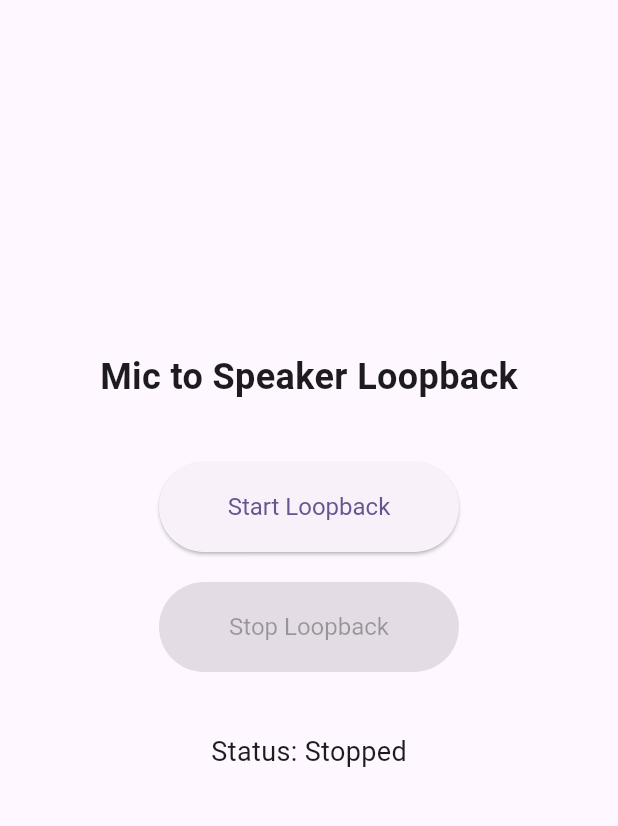
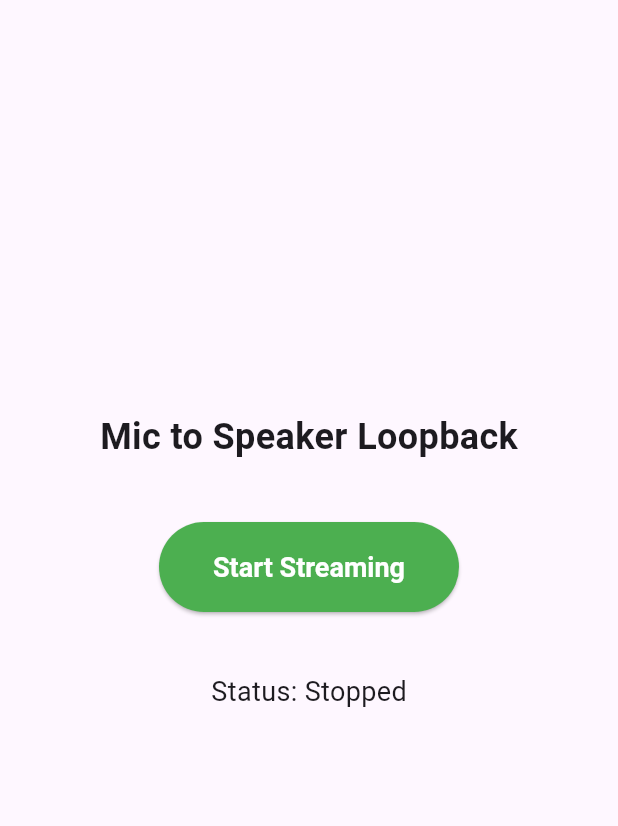
Before and after one commit to HelmyIsMad/phonemic, a Flutter app: the screen it shows after launch, on a phone screen of 412 x 824 dp, the part 84-910 px from its top. Run offline on Flutter 3.47's test engine with Material 3 defaults, Android fonts, the phone set to English and light mode, and no system bars; our stand-ins replace permission_handler.

Commit message:
5 - Added toggle button for streaming audio on/off with color changes

```diff
--- a/mic_loopback_app/lib/main.dart
+++ b/mic_loopback_app/lib/main.dart
@@ -54,40 +54,33 @@ class _MicLoopbackPageState extends State<MicLoopbackPage> {
     }
   }
 
-  Future<void> _startLoopback() async {
+  Future<void> _toggleLoopback() async {
     if (!_isPermissionGranted) {
       await _checkPermission();
       if (!_isPermissionGranted) return;
     }
 
-    if (_isLoopbackActive) return;
+    try {
+      if (_isLoopbackActive) {
+        // Stop streaming
+        // TODO: Stop actual audio loopback
+        setState(() {
+          _isLoopbackActive = false;
+          _status = 'Stopped';
+        });
+      } else {
+        // Start streaming
+        // TODO: Implement actual audio loopback using platform channels
+        // For now, just simulate the loopback state
+        setState(() {
+          _isLoopbackActive = true;
+          _status = 'Streaming (Simulated)';
+        });
 
-    try {
-      // TODO: Implement actual audio loopback using platform channels
-      // For now, just simulate the loopback state
-      setState(() {
-        _isLoopbackActive = true;
-        _status = 'Running (Simulated)';
-      });
-
-      _showInfoDialog('Loopback started!\n\nNote: This is currently a UI demo. The actual audio loopback functionality needs to be implemented using platform-specific code or native audio libraries.');
-
+        _showInfoDialog('Audio streaming started!\n\nNote: This is currently a UI demo. The actual audio loopback functionality needs to be implemented using platform-specific code or native audio libraries.');
+      }
     } catch (e) {
-      _showErrorDialog('Error starting loopback: $e');
-    }
-  }
-
-  Future<void> _stopLoopback() async {
-    if (!_isLoopbackActive) return;
-
-    try {
-      // TODO: Stop actual audio loopback
-      setState(() {
-        _isLoopbackActive = false;
-        _status = 'Stopped';
-      });
-    } catch (e) {
-      _showErrorDialog('Error stopping loopback: $e');
+      _showErrorDialog('Error toggling audio stream: $e');
     }
   }
 
@@ -146,23 +139,14 @@ class _MicLoopbackPageState extends State<MicLoopbackPage> {
             ),
             const SizedBox(height: 40),
             ElevatedButton(
-              onPressed: _isPermissionGranted && !_isLoopbackActive ? _startLoopback : null,
+              onPressed: _isPermissionGranted ? _toggleLoopback : null,
               style: ElevatedButton.styleFrom(
                 minimumSize: const Size(200, 60),
-                textStyle: const TextStyle(fontSize: 16),
-              ),
-              child: const Text('Start Loopback'),
-            ),
-            const SizedBox(height: 20),
-            ElevatedButton(
-              onPressed: _isLoopbackActive ? _stopLoopback : null,
-              style: ElevatedButton.styleFrom(
-                minimumSize: const Size(200, 60),
-                textStyle: const TextStyle(fontSize: 16),
-                backgroundColor: Colors.red,
+                textStyle: const TextStyle(fontSize: 18, fontWeight: FontWeight.bold),
+                backgroundColor: _isLoopbackActive ? Colors.red : Colors.green,
                 foregroundColor: Colors.white,
               ),
-              child: const Text('Stop Loopback'),
+              child: Text(_isLoopbackActive ? 'Stop Streaming' : 'Start Streaming'),
             ),
             const SizedBox(height: 40),
             Text(
```
